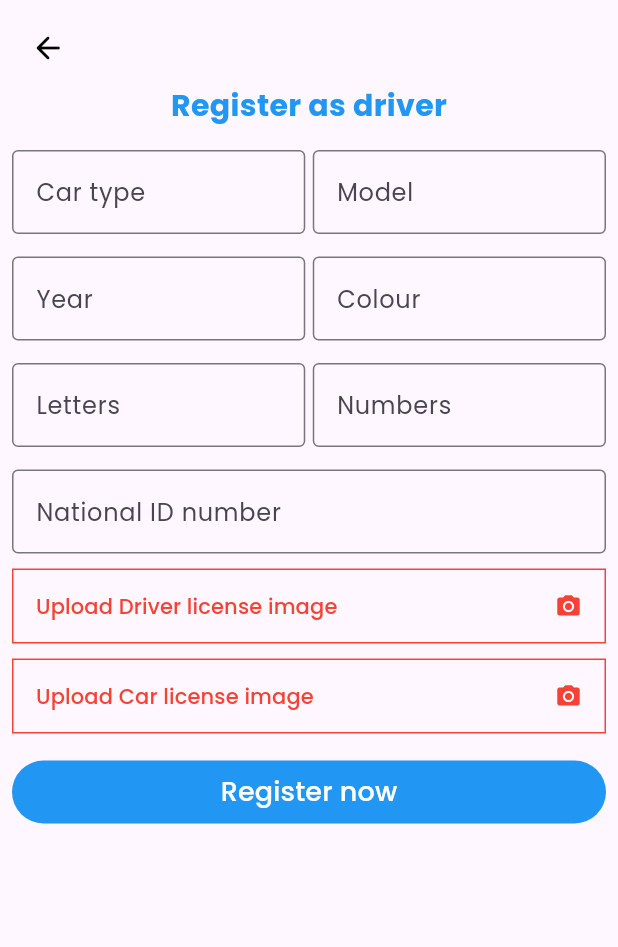
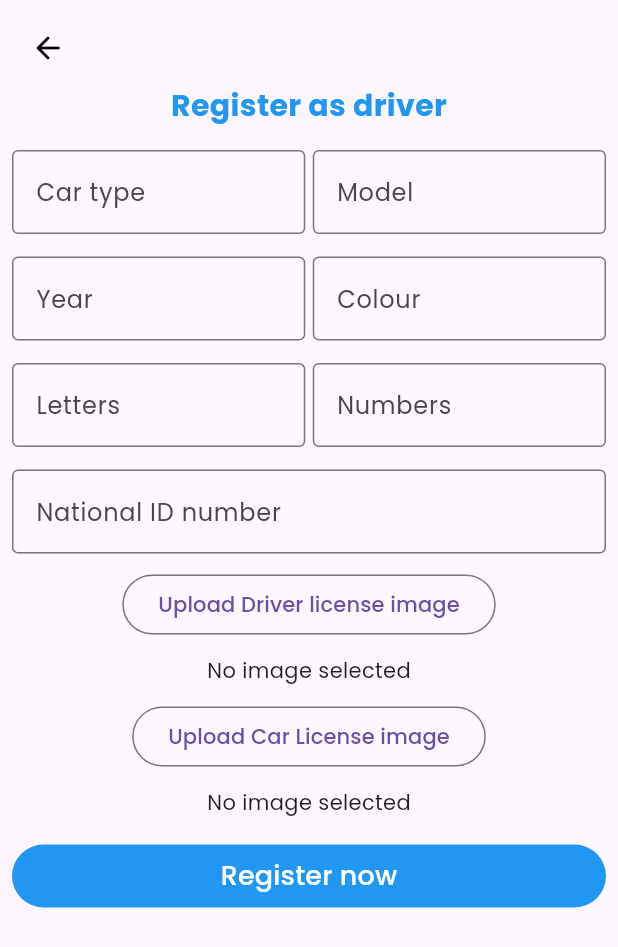
Before and after one commit to marwanessam12/CarpoolApp, a Flutter app: the DriverScreen screen opened directly, after a tap on "Upload Driver license image", on a phone screen of 412 x 824 dp. Shown: the top 947 px of the screen. Run offline on Flutter 3.47's test engine with Material 3 defaults, Android fonts, the light colour scheme and no system bars; our stand-ins replace cloud_firestore, firebase_auth, firebase_core, firebase_storage, flutter_rating_bar, flutter_svg and 5 more; missing offline and left inert: google_maps_webservice; accounts and stored records are empty.

```diff
--- a/lib/features/home/presentation/screens/driverscreen1.dart
+++ b/lib/features/home/presentation/screens/driverscreen1.dart
@@ -1,15 +1,14 @@
 import 'dart:io';
 
-import 'package:carpool/core/constants.dart';
 import 'package:carpool/features/home/data/driver_model.dart';
 import 'package:carpool/features/home/presentation/screens/driverhomescreen.dart';
 import 'package:carpool/features/home/presentation/widgets/Driver_controller.dart';
+import 'package:cloud_firestore/cloud_firestore.dart';
 import 'package:firebase_storage/firebase_storage.dart';
 import 'package:flutter/material.dart';
 import 'package:get/get.dart';
 import 'package:image_picker/image_picker.dart';
 
-//validated with image
 class DriverScreen extends StatefulWidget {
   const DriverScreen({super.key});
 
@@ -19,9 +18,72 @@ class DriverScreen extends StatefulWidget {
 
 class _DriverScreenState extends State<DriverScreen> {
   final GlobalKey<FormState> _formKey = GlobalKey<FormState>();
-  String imageUrl = '';
-  bool driverImageUploaded = false; // Track if the image is uploaded
-  bool carImageUploaded = false; // Track if the image is uploaded
+  // String imageUrl = '';
+  // bool driverImageUploaded = false; // Track if the image is uploaded
+  // bool carImageUploaded = false; // Track if the image is uploaded
+  //
+  File? _DriverLicense;
+  File? _CarLicense;
+  final ImagePicker _picker = ImagePicker();
+
+  // Function to pick image
+  Future<void> _pickImage1() async {
+    final pickedFile = await _picker.pickImage(source: ImageSource.camera);
+    if (pickedFile != null) {
+      setState(() {
+        _DriverLicense = File(pickedFile.path);
+      });
+    }
+  }
+
+  Future<void> _pickImage2() async {
+    final pickedFile = await _picker.pickImage(source: ImageSource.camera);
+    if (pickedFile != null) {
+      setState(() {
+        _CarLicense = File(pickedFile.path);
+      });
+    }
+  }
+
+  // Function to upload images to Firebase Storage and store URLs in Firestore
+  Future<void> _registerNow() async {
+    if (_DriverLicense != null && _CarLicense != null) {
+      try {
+        // Upload first image
+        String imageUrl1 = await _uploadImageToStorage(_DriverLicense!);
+        // Upload second image
+        String imageUrl2 = await _uploadImageToStorage(_CarLicense!);
+
+        // Save the URLs to Firestore
+        await FirebaseFirestore.instance.collection('users').add({
+          'imageUrl1': imageUrl1,
+          'imageUrl2': imageUrl2,
+        });
+
+        ScaffoldMessenger.of(context).showSnackBar(
+          SnackBar(content: Text('Images uploaded successfully!')),
+        );
+      } catch (e) {
+        ScaffoldMessenger.of(context).showSnackBar(
+          SnackBar(content: Text('Failed to upload images: $e')),
+        );
+      }
+    } else {
+      ScaffoldMessenger.of(context).showSnackBar(
+        SnackBar(content: Text('Please select both images')),
+      );
+    }
+  }
+
+  // Function to upload image to Firebase Storage
+  Future<String> _uploadImageToStorage(File image) async {
+    String fileName = DateTime.now().millisecondsSinceEpoch.toString();
+    Reference storageReference =
+        FirebaseStorage.instance.ref().child('user_images/$fileName');
+    UploadTask uploadTask = storageReference.putFile(image);
+    TaskSnapshot taskSnapshot = await uploadTask;
+    return await taskSnapshot.ref.getDownloadURL();
+  }
 
   @override
   Widget build(BuildContext context) {
@@ -268,127 +330,145 @@ class _DriverScreenState extends State<DriverScreen> {
                     },
                   ),
                   const SizedBox(height: 10.0),
+                  // OutlinedButton(
+                  //   onPressed: () async {
+                  //     ImagePicker imagePicker = ImagePicker();
+                  //     XFile? file = await imagePicker.pickImage(
+                  //         source: ImageSource.camera);
+                  //     print('${file?.path}');
+                  //     if (file == null) return;
+                  //
+                  //     DateTime.now().millisecondsSinceEpoch.toString();
+                  //
+                  //     Reference referenceRoot = FirebaseStorage.instance.ref();
+                  //     Reference referenceDirImages =
+                  //         referenceRoot.child('images');
+                  //     Reference referenceImageToUpload =
+                  //         referenceDirImages.child('$userId/Driver license');
+                  //
+                  //     try {
+                  //       await referenceImageToUpload.putFile(File(file.path));
+                  //       imageUrl =
+                  //           await referenceImageToUpload.getDownloadURL();
+                  //
+                  //       // Update state to mark that the image has been uploaded
+                  //       setState(() {
+                  //         driverImageUploaded =
+                  //             true; // Image uploaded successfully
+                  //       });
+                  //     } catch (error) {
+                  //       print(error);
+                  //     }
+                  //   },
+                  //   style: OutlinedButton.styleFrom(
+                  //     shape: RoundedRectangleBorder(
+                  //       borderRadius:
+                  //           BorderRadius.circular(0), // Rounded corners
+                  //     ),
+                  //     side: BorderSide(
+                  //         color: driverImageUploaded
+                  //             ? Colors.grey[700]!
+                  //             : Colors.red), // Red border if not uploaded
+                  //     foregroundColor: driverImageUploaded
+                  //         ? Colors.green
+                  //         : Colors.red, // Red text and icon if not uploaded
+                  //     minimumSize: const Size.fromHeight(50),
+                  //     padding: const EdgeInsets.symmetric(
+                  //         horizontal:
+                  //             16), // Adjust padding to match TextFormField height
+                  //   ),
+                  //   child: Row(
+                  //     mainAxisAlignment: MainAxisAlignment.spaceBetween,
+                  //     children: [
+                  //       Text(driverImageUploaded
+                  //           ? 'Uploaded successfully'
+                  //           : 'Upload Driver license image'),
+                  //       const Icon(Icons.camera_alt),
+                  //     ],
+                  //   ),
+                  // ),
                   OutlinedButton(
-                    onPressed: () async {
-                      ImagePicker imagePicker = ImagePicker();
-                      XFile? file = await imagePicker.pickImage(
-                          source: ImageSource.camera);
-                      print('${file?.path}');
-                      if (file == null) return;
-
-                      DateTime.now().millisecondsSinceEpoch.toString();
-
-                      Reference referenceRoot = FirebaseStorage.instance.ref();
-                      Reference referenceDirImages =
-                          referenceRoot.child('images');
-                      Reference referenceImageToUpload =
-                          referenceDirImages.child('$userId/Driver license');
-
-                      try {
-                        await referenceImageToUpload.putFile(File(file.path));
-                        imageUrl =
-                            await referenceImageToUpload.getDownloadURL();
-
-                        // Update state to mark that the image has been uploaded
-                        setState(() {
-                          driverImageUploaded =
-                              true; // Image uploaded successfully
-                        });
-                      } catch (error) {
-                        print(error);
-                      }
-                    },
-                    style: OutlinedButton.styleFrom(
-                      shape: RoundedRectangleBorder(
-                        borderRadius:
-                            BorderRadius.circular(0), // Rounded corners
+                    onPressed: _pickImage1,
+                    child: Text('Upload Driver license image'),
                   ),
-                      side: BorderSide(
-                          color: driverImageUploaded
-                              ? Colors.grey[700]!
-                              : Colors.red), // Red border if not uploaded
-                      foregroundColor: driverImageUploaded
-                          ? Colors.green
-                          : Colors.red, // Red text and icon if not uploaded
-                      minimumSize: const Size.fromHeight(50),
-                      padding: const EdgeInsets.symmetric(
-                          horizontal:
-                              16), // Adjust padding to match TextFormField height
+                  SizedBox(height: 10),
+                  _DriverLicense != null
+                      ? Image.file(_DriverLicense!, height: 100, width: 100)
+                      : Text('No image selected'),
+                  const SizedBox(height: 10.0),
+                  // OutlinedButton(
+                  //   onPressed: () async {
+                  //     ImagePicker imagePicker = ImagePicker();
+                  //     XFile? file = await imagePicker.pickImage(
+                  //         source: ImageSource.camera);
+                  //     print('${file?.path}');
+                  //     if (file == null) return;
+                  //
+                  //     DateTime.now().millisecondsSinceEpoch.toString();
+                  //
+                  //     Reference referenceRoot = FirebaseStorage.instance.ref();
+                  //     Reference referenceDirImages =
+                  //         referenceRoot.child('images');
+                  //     Reference referenceImageToUpload =
+                  //         referenceDirImages.child('$userId/Car license');
+                  //
+                  //     try {
+                  //       await referenceImageToUpload.putFile(File(file.path));
+                  //       imageUrl =
+                  //           await referenceImageToUpload.getDownloadURL();
+                  //
+                  //       // Update state to mark that the image has been uploaded
+                  //       setState(() {
+                  //         carImageUploaded =
+                  //             true; // Image uploaded successfully
+                  //       });
+                  //     } catch (error) {
+                  //       print(error);
+                  //     }
+                  //   },
+                  //   style: OutlinedButton.styleFrom(
+                  //     shape: RoundedRectangleBorder(
+                  //       borderRadius:
+                  //           BorderRadius.circular(0), // Rounded corners
+                  //     ),
+                  //     side: BorderSide(
+                  //         color: carImageUploaded
+                  //             ? Colors.grey[700]!
+                  //             : Colors.red), // Red border if not uploaded
+                  //     foregroundColor: carImageUploaded
+                  //         ? Colors.green
+                  //         : Colors.red, // Red text and icon if not uploaded
+                  //     minimumSize: const Size.fromHeight(50),
+                  //     padding: const EdgeInsets.symmetric(
+                  //         horizontal:
+                  //             16), // Adjust padding to match TextFormField height
+                  //   ),
+                  //   child: Row(
+                  //     mainAxisAlignment: MainAxisAlignment.spaceBetween,
+                  //     children: [
+                  //       Text(carImageUploaded
+                  //           ? 'Uploaded successfully'
+                  //           : 'Upload Car license image'),
+                  //       const Icon(Icons.camera_alt),
+                  //     ],
+                  //   ),
+                  // ),
+                  OutlinedButton(
+                    onPressed: _pickImage2,
+                    child: Text('Upload Car License image'),
                   ),
-                    child: Row(
-                      mainAxisAlignment: MainAxisAlignment.spaceBetween,
-                      children: [
-                        Text(driverImageUploaded
-                            ? 'Uploaded successfully'
-                            : 'Upload Driver license image'),
-                        const Icon(Icons.camera_alt),
-                      ],
-                    ),
-                  ),
-                  const SizedBox(height: 10.0),
-                  OutlinedButton(
-                    onPressed: () async {
-                      ImagePicker imagePicker = ImagePicker();
-                      XFile? file = await imagePicker.pickImage(
-                          source: ImageSource.camera);
-                      print('${file?.path}');
-                      if (file == null) return;
-
-                      DateTime.now().millisecondsSinceEpoch.toString();
-
-                      Reference referenceRoot = FirebaseStorage.instance.ref();
-                      Reference referenceDirImages =
-                          referenceRoot.child('images');
-                      Reference referenceImageToUpload =
-                          referenceDirImages.child('$userId/Car license');
-
-                      try {
-                        await referenceImageToUpload.putFile(File(file.path));
-                        imageUrl =
-                            await referenceImageToUpload.getDownloadURL();
-
-                        // Update state to mark that the image has been uploaded
-                        setState(() {
-                          carImageUploaded =
-                              true; // Image uploaded successfully
-                        });
-                      } catch (error) {
-                        print(error);
-                      }
-                    },
-                    style: OutlinedButton.styleFrom(
-                      shape: RoundedRectangleBorder(
-                        borderRadius:
-                            BorderRadius.circular(0), // Rounded corners
-                      ),
-                      side: BorderSide(
-                          color: carImageUploaded
-                              ? Colors.grey[700]!
-                              : Colors.red), // Red border if not uploaded
-                      foregroundColor: carImageUploaded
-                          ? Colors.green
-                          : Colors.red, // Red text and icon if not uploaded
-                      minimumSize: const Size.fromHeight(50),
-                      padding: const EdgeInsets.symmetric(
-                          horizontal:
-                              16), // Adjust padding to match TextFormField height
-                    ),
-                    child: Row(
-                      mainAxisAlignment: MainAxisAlignment.spaceBetween,
-                      children: [
-                        Text(carImageUploaded
-                            ? 'Uploaded successfully'
-                            : 'Upload Car license image'),
-                        const Icon(Icons.camera_alt),
-                      ],
-                    ),
-                  ),
+                  SizedBox(height: 10),
+                  _CarLicense != null
+                      ? Image.file(_CarLicense!, height: 100, width: 100)
+                      : Text('No image selected'),
                   const SizedBox(height: 15.0),
                   SizedBox(
                       width: MediaQuery.sizeOf(context).width,
                       child: TextButton(
-                      onPressed: () {
+                        onPressed: () async {
                           if (_formKey.currentState!.validate()) {
+                            await _registerNow(); // Call the _registerNow method to handle image uploads and Firestore entry
+
                             final driver = DriverModel(
                               car_type: drivercontroller.car_type.text.trim(),
                               car_model: drivercontroller.car_model.text.trim(),
@@ -403,13 +483,15 @@ class _DriverScreenState extends State<DriverScreen> {
                                   drivercontroller.nationalID.text.trim()),
                               license: drivercontroller.license.text.trim(),
                             );
+
                             DriverController.instance.createUser(driver);
-                        }
+
                             Navigator.push(context, MaterialPageRoute(
                               builder: (context) {
                                 return DriverHome();
                               },
                             ));
+                          }
                         },
                         style: TextButton.styleFrom(
                           backgroundColor: Colors.blue,
@@ -421,8 +503,7 @@ class _DriverScreenState extends State<DriverScreen> {
                             fontSize: 18.0,
                           ),
                         ),
-                    ),
-                  ),
+                      )),
                 ]),
               ),
             ))
--- a/lib/features/home/presentation/widgets/navigation_drawer.dart
+++ b/lib/features/home/presentation/widgets/navigation_drawer.dart
@@ -67,7 +67,7 @@ class NavDrawer extends StatelessWidget {
                     onPressed: () {
                       Navigator.push(context, MaterialPageRoute(
                         builder: (context) {
-                          return const DriverScreen();
+                          return DriverScreen();
                         },
                       ));
                     },
```
Lines whose indentation alone changed are shown as unchanged.
